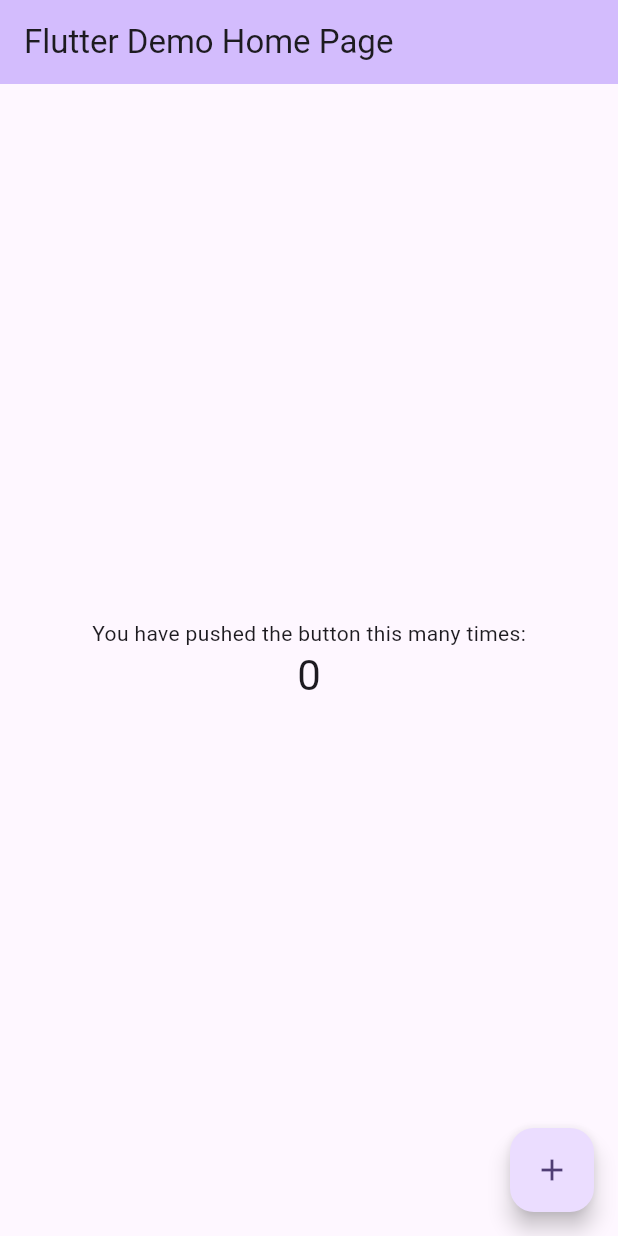
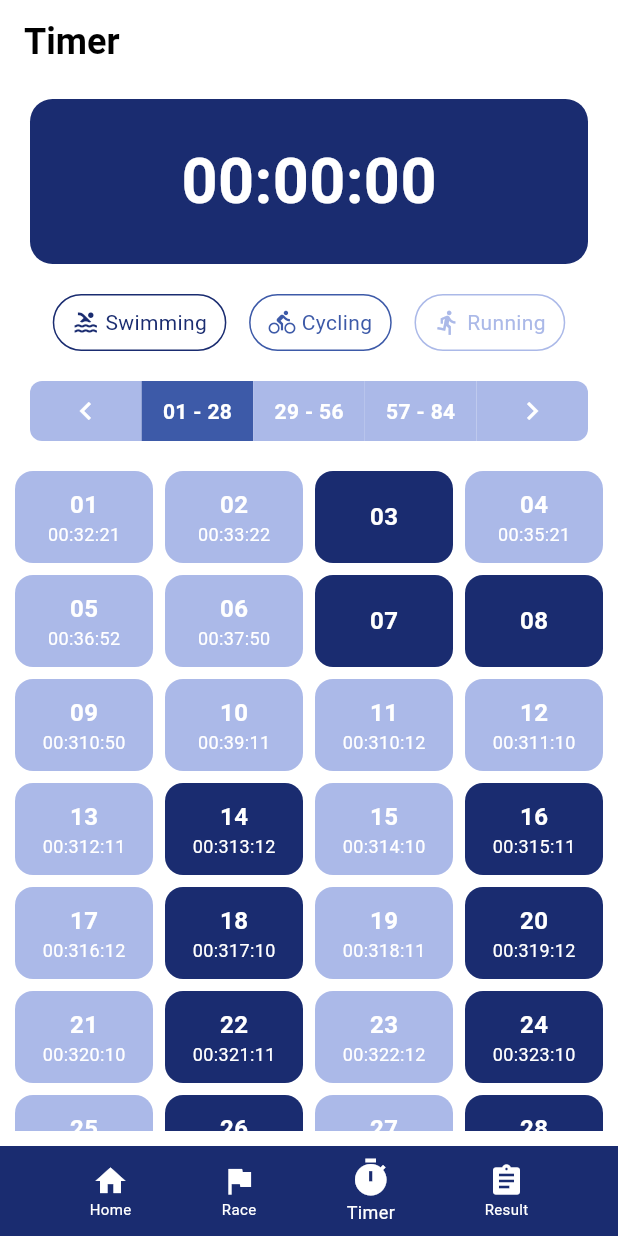
Before and after one commit to SamnangKong426/sport_chrono, a Flutter app: the screen it shows after launch, on a phone screen of 412 x 824 dp. Run offline on Flutter 3.47's test engine with Material 3 defaults, Android fonts, the phone set to English and light mode, and no system bars.

Commit message:
Timer screen

```diff
--- a/lib/main.dart
+++ b/lib/main.dart
@@ -5,118 +5,263 @@ void main() {
 }
 
 class MyApp extends StatelessWidget {
-  const MyApp({super.key});
+  const MyApp({Key? key}) : super(key: key);
 
-  // This widget is the root of your application.
   @override
   Widget build(BuildContext context) {
     return MaterialApp(
-      title: 'Flutter Demo',
+      title: 'Timer App',
       theme: ThemeData(
-        // This is the theme of your application.
-        //
-        // TRY THIS: Try running your application with "flutter run". You'll see
-        // the application has a purple toolbar. Then, without quitting the app,
-        // try changing the seedColor in the colorScheme below to Colors.green
-        // and then invoke "hot reload" (save your changes or press the "hot
-        // reload" button in a Flutter-supported IDE, or press "r" if you used
-        // the command line to start the app).
-        //
-        // Notice that the counter didn't reset back to zero; the application
-        // state is not lost during the reload. To reset the state, use hot
-        // restart instead.
-        //
-        // This works for code too, not just values: Most code changes can be
-        // tested with just a hot reload.
-        colorScheme: ColorScheme.fromSeed(seedColor: Colors.deepPurple),
+        primarySwatch: Colors.blue,
+        fontFamily: 'Roboto',
       ),
-      home: const MyHomePage(title: 'Flutter Demo Home Page'),
+      home: const TimerScreen(),
+      debugShowCheckedModeBanner: false,
     );
   }
 }
 
-class MyHomePage extends StatefulWidget {
-  const MyHomePage({super.key, required this.title});
-
-  // This widget is the home page of your application. It is stateful, meaning
-  // that it has a State object (defined below) that contains fields that affect
-  // how it looks.
-
-  // This class is the configuration for the state. It holds the values (in this
-  // case the title) provided by the parent (in this case the App widget) and
-  // used by the build method of the State. Fields in a Widget subclass are
-  // always marked "final".
-
-  final String title;
-
-  @override
-  State<MyHomePage> createState() => _MyHomePageState();
-}
-
-class _MyHomePageState extends State<MyHomePage> {
-  int _counter = 0;
-
-  void _incrementCounter() {
-    setState(() {
-      // This call to setState tells the Flutter framework that something has
-      // changed in this State, which causes it to rerun the build method below
-      // so that the display can reflect the updated values. If we changed
-      // _counter without calling setState(), then the build method would not be
-      // called again, and so nothing would appear to happen.
-      _counter++;
-    });
-  }
+class TimerScreen extends StatelessWidget {
+  const TimerScreen({Key? key}) : super(key: key);
 
   @override
   Widget build(BuildContext context) {
-    // This method is rerun every time setState is called, for instance as done
-    // by the _incrementCounter method above.
-    //
-    // The Flutter framework has been optimized to make rerunning build methods
-    // fast, so that you can just rebuild anything that needs updating rather
-    // than having to individually change instances of widgets.
+    // Colors used in the design
+    const Color darkBlue = Color(0xFF1A2C70);
+    const Color mediumBlue = Color(0xFF3D5AA8);
+    const Color lightBlue = Color(0xFFABB9E8);
+
     return Scaffold(
+      backgroundColor: Colors.white,
       appBar: AppBar(
-        // TRY THIS: Try changing the color here to a specific color (to
-        // Colors.amber, perhaps?) and trigger a hot reload to see the AppBar
-        // change color while the other colors stay the same.
-        backgroundColor: Theme.of(context).colorScheme.inversePrimary,
-        // Here we take the value from the MyHomePage object that was created by
-        // the App.build method, and use it to set our appbar title.
-        title: Text(widget.title),
-      ),
-      body: Center(
-        // Center is a layout widget. It takes a single child and positions it
-        // in the middle of the parent.
-        child: Column(
-          // Column is also a layout widget. It takes a list of children and
-          // arranges them vertically. By default, it sizes itself to fit its
-          // children horizontally, and tries to be as tall as its parent.
-          //
-          // Column has various properties to control how it sizes itself and
-          // how it positions its children. Here we use mainAxisAlignment to
-          // center the children vertically; the main axis here is the vertical
-          // axis because Columns are vertical (the cross axis would be
-          // horizontal).
-          //
-          // TRY THIS: Invoke "debug painting" (choose the "Toggle Debug Paint"
-          // action in the IDE, or press "p" in the console), to see the
-          // wireframe for each widget.
-          mainAxisAlignment: MainAxisAlignment.center,
-          children: <Widget>[
-            const Text('You have pushed the button this many times:'),
-            Text(
-              '$_counter',
-              style: Theme.of(context).textTheme.headlineMedium,
-            ),
-          ],
+        backgroundColor: Colors.white,
+        elevation: 0,
+        title: const Text(
+          'Timer',
+          style: TextStyle(
+            color: Colors.black,
+            fontSize: 24,
+            fontWeight: FontWeight.bold,
+          ),
         ),
       ),
-      floatingActionButton: FloatingActionButton(
-        onPressed: _incrementCounter,
-        tooltip: 'Increment',
-        child: const Icon(Icons.add),
-      ), // This trailing comma makes auto-formatting nicer for build methods.
+      body: Column(
+        children: [
+          // Main timer display
+          Container(
+            margin: const EdgeInsets.symmetric(horizontal: 20, vertical: 10),
+            padding: const EdgeInsets.symmetric(vertical: 25),
+            decoration: BoxDecoration(
+              color: darkBlue,
+              borderRadius: BorderRadius.circular(15),
+            ),
+            alignment: Alignment.center,
+            child: const Text(
+              '00:00:00',
+              style: TextStyle(
+                color: Colors.white,
+                fontSize: 42,
+                fontWeight: FontWeight.bold,
+              ),
+            ),
+          ),
+
+          // Activity selection buttons
+          Padding(
+            padding: const EdgeInsets.symmetric(horizontal: 20, vertical: 10),
+            child: Row(
+              mainAxisAlignment: MainAxisAlignment.spaceEvenly,
+              children: [
+                _buildActivityButton('Swimming', Icons.pool, darkBlue),
+                _buildActivityButton('Cycling', Icons.directions_bike, mediumBlue, isSelected: false),
+                _buildActivityButton('Running', Icons.directions_run, lightBlue, isSelected: false),
+              ],
+            ),
+          ),
+
+          // Range selector
+          Padding(
+            padding: const EdgeInsets.symmetric(horizontal: 20, vertical: 10),
+            child: Row(
+              children: [
+                Expanded(
+                  child: Container(
+                    height: 40,
+                    decoration: const BoxDecoration(
+                      color: lightBlue,
+                      borderRadius: BorderRadius.horizontal(left: Radius.circular(8)),
+                    ),
+                    child: const Icon(Icons.chevron_left, color: Colors.white),
+                  ),
+                ),
+                Expanded(
+                  child: Container(
+                    height: 40,
+                    color: mediumBlue,
+                    alignment: Alignment.center,
+                    child: const Text(
+                      '01 - 28',
+                      style: TextStyle(color: Colors.white, fontWeight: FontWeight.bold),
+                    ),
+                  ),
+                ),
+                Expanded(
+                  child: Container(
+                    height: 40,
+                    color: lightBlue,
+                    alignment: Alignment.center,
+                    child: const Text(
+                      '29 - 56',
+                      style: TextStyle(color: Colors.white, fontWeight: FontWeight.bold),
+                    ),
+                  ),
+                ),
+                Expanded(
+                  child: Container(
+                    height: 40,
+                    color: lightBlue,
+                    alignment: Alignment.center,
+                    child: const Text(
+                      '57 - 84',
+                      style: TextStyle(color: Colors.white, fontWeight: FontWeight.bold),
+                    ),
+                  ),
+                ),
+                Expanded(
+                  child: Container(
+                    height: 40,
+                    decoration: const BoxDecoration(
+                      color: lightBlue,
+                      borderRadius: BorderRadius.horizontal(right: Radius.circular(8)),
+                    ),
+                    child: const Icon(Icons.chevron_right, color: Colors.white),
+                  ),
+                ),
+              ],
+            ),
+          ),
+
+          // Grid of interval tiles
+          Expanded(
+            child: Padding(
+              padding: const EdgeInsets.all(10),
+              child: GridView.builder(
+                gridDelegate: const SliverGridDelegateWithFixedCrossAxisCount(
+                  crossAxisCount: 4,
+                  childAspectRatio: 1.5,
+                  crossAxisSpacing: 8,
+                  mainAxisSpacing: 8,
+                ),
+                itemCount: 28,
+                itemBuilder: (context, index) {
+                  final itemNumber = index + 1;
+                  // Define which items should be dark blue (selected)
+                  final isDarkBlue = [3, 7, 8, 14, 16, 18, 20, 22, 24, 26, 28].contains(itemNumber);
+
+                  return _buildIntervalTile(
+                    number: itemNumber,
+                    time: itemNumber < 3 || (itemNumber > 3 && itemNumber < 7) || itemNumber > 8
+                        ? '00:3${itemNumber < 10 ? index+2 : index}:${itemNumber < 5 ? '2' : itemNumber < 10 ? '5' : '1'}${itemNumber % 3}'
+                        : null,
+                    isSelected: isDarkBlue,
+                    bgColor: isDarkBlue ? darkBlue : lightBlue,
+                  );
+                },
+              ),
+            ),
+          ),
+
+          // Bottom navigation
+          Container(
+            height: 60,
+            color: darkBlue,
+            child: Row(
+              mainAxisAlignment: MainAxisAlignment.spaceEvenly,
+              children: [
+                _buildNavItem('Home', Icons.home),
+                _buildNavItem('Race', Icons.flag),
+                _buildNavItem('Timer', Icons.timer, isSelected: true),
+                _buildNavItem('Result', Icons.assignment),
+              ],
+            ),
+          ),
+        ],
+      ),
+    );
+  }
+
+  Widget _buildActivityButton(String label, IconData icon, Color color, {bool isSelected = true}) {
+    return Container(
+      padding: const EdgeInsets.symmetric(horizontal: 12, vertical: 8),
+      decoration: BoxDecoration(
+        border: Border.all(color: color),
+        borderRadius: BorderRadius.circular(20),
+      ),
+      child: Row(
+        children: [
+          Icon(icon, color: color, size: 18),
+          const SizedBox(width: 4),
+          Text(
+            label,
+            style: TextStyle(color: color),
+          ),
+        ],
+      ),
+    );
+  }
+
+  Widget _buildIntervalTile({
+    required int number,
+    String? time,
+    required bool isSelected,
+    required Color bgColor
+  }) {
+    return Container(
+      decoration: BoxDecoration(
+        color: bgColor,
+        borderRadius: BorderRadius.circular(12),
+      ),
+      child: Column(
+        mainAxisAlignment: MainAxisAlignment.center,
+        children: [
+          Text(
+            number < 10 ? '0$number' : '$number',
+            style: const TextStyle(
+              color: Colors.white,
+              fontWeight: FontWeight.bold,
+              fontSize: 16,
+            ),
+          ),
+          if (time != null)
+            Text(
+              time,
+              style: const TextStyle(
+                color: Colors.white,
+                fontSize: 12,
+              ),
+            ),
+        ],
+      ),
+    );
+  }
+
+  Widget _buildNavItem(String label, IconData icon, {bool isSelected = false}) {
+    return Column(
+      mainAxisAlignment: MainAxisAlignment.center,
+      children: [
+        Icon(
+          icon,
+          color: Colors.white,
+          size: isSelected ? 28 : 24,
+        ),
+        Text(
+          label,
+          style: TextStyle(
+            color: Colors.white,
+            fontSize: isSelected ? 12 : 10,
+          ),
+        ),
+      ],
     );
   }
 }
```
